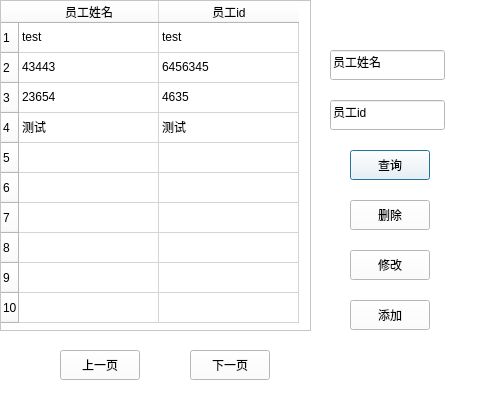
The window that uiFile/staff_Manage.ui (aLowMagic/guiLibMS) describes before a commit, drawn with Qt 5.
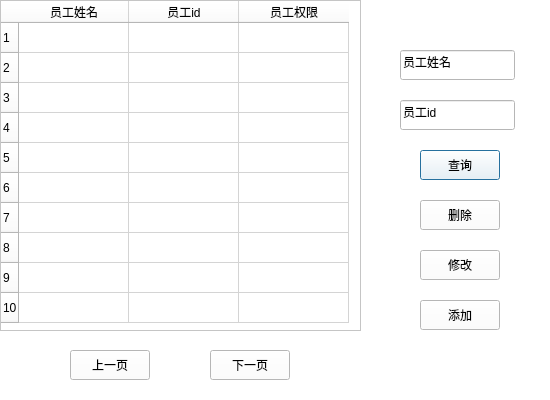
The same window after the commit.

```diff
--- a/uiFile/staff_Manage.ui
+++ b/uiFile/staff_Manage.ui
@@ -6,7 +6,7 @@
    <rect>
     <x>0</x>
     <y>0</y>
-    <width>477</width>
+    <width>550</width>
     <height>400</height>
    </rect>
   </property>
@@ -21,12 +21,12 @@
     <rect>
      <x>0</x>
      <y>0</y>
-     <width>311</width>
+     <width>361</width>
      <height>331</height>
     </rect>
    </property>
    <attribute name="horizontalHeaderDefaultSectionSize">
-    <number>140</number>
+    <number>110</number>
    </attribute>
    <row>
     <property name="text">
@@ -102,51 +102,56 @@
      </color>
     </property>
    </column>
+   <column>
+    <property name="text">
+     <string>员工权限</string>
+    </property>
+   </column>
    <item row="0" column="0">
     <property name="text">
-     <string>test</string>
+     <string/>
     </property>
    </item>
    <item row="0" column="1">
     <property name="text">
-     <string>test</string>
+     <string/>
     </property>
    </item>
    <item row="1" column="0">
     <property name="text">
-     <string>43443</string>
+     <string/>
     </property>
    </item>
    <item row="1" column="1">
     <property name="text">
-     <string>6456345</string>
+     <string/>
     </property>
    </item>
    <item row="2" column="0">
     <property name="text">
-     <string>23654</string>
+     <string/>
     </property>
    </item>
    <item row="2" column="1">
     <property name="text">
-     <string>4635</string>
+     <string/>
     </property>
    </item>
    <item row="3" column="0">
     <property name="text">
-     <string>测试</string>
+     <string/>
     </property>
    </item>
    <item row="3" column="1">
     <property name="text">
-     <string>测试</string>
+     <string/>
     </property>
    </item>
   </widget>
   <widget class="QLineEdit" name="lineEdit">
    <property name="geometry">
     <rect>
-     <x>330</x>
+     <x>400</x>
      <y>50</y>
      <width>115</width>
      <height>30</height>
@@ -159,7 +164,7 @@
   <widget class="QLineEdit" name="lineEdit_2">
    <property name="geometry">
     <rect>
-     <x>330</x>
+     <x>400</x>
      <y>100</y>
      <width>115</width>
      <height>30</height>
@@ -172,7 +177,7 @@
   <widget class="QPushButton" name="pushButton">
    <property name="geometry">
     <rect>
-     <x>350</x>
+     <x>420</x>
      <y>150</y>
      <width>80</width>
      <height>30</height>
@@ -185,7 +190,7 @@
   <widget class="QPushButton" name="pushButton_2">
    <property name="geometry">
     <rect>
-     <x>350</x>
+     <x>420</x>
      <y>200</y>
      <width>80</width>
      <height>30</height>
@@ -198,7 +203,7 @@
   <widget class="QPushButton" name="pushButton_3">
    <property name="geometry">
     <rect>
-     <x>350</x>
+     <x>420</x>
      <y>250</y>
      <width>80</width>
      <height>30</height>
@@ -211,7 +216,7 @@
   <widget class="QPushButton" name="pushButton_4">
    <property name="geometry">
     <rect>
-     <x>350</x>
+     <x>420</x>
      <y>300</y>
      <width>80</width>
      <height>30</height>
@@ -224,7 +229,7 @@
   <widget class="QPushButton" name="pushButton_5">
    <property name="geometry">
     <rect>
-     <x>60</x>
+     <x>70</x>
      <y>350</y>
      <width>80</width>
      <height>30</height>
@@ -237,7 +242,7 @@
   <widget class="QPushButton" name="pushButton_6">
    <property name="geometry">
     <rect>
-     <x>190</x>
+     <x>210</x>
      <y>350</y>
      <width>80</width>
      <height>30</height>
```
